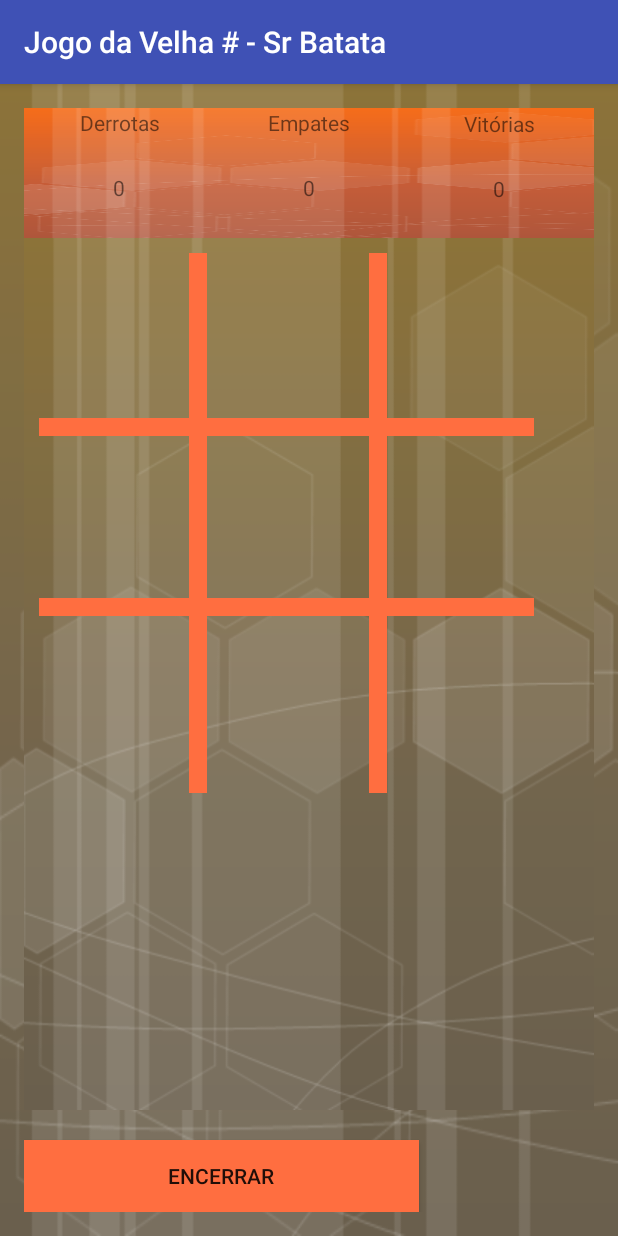
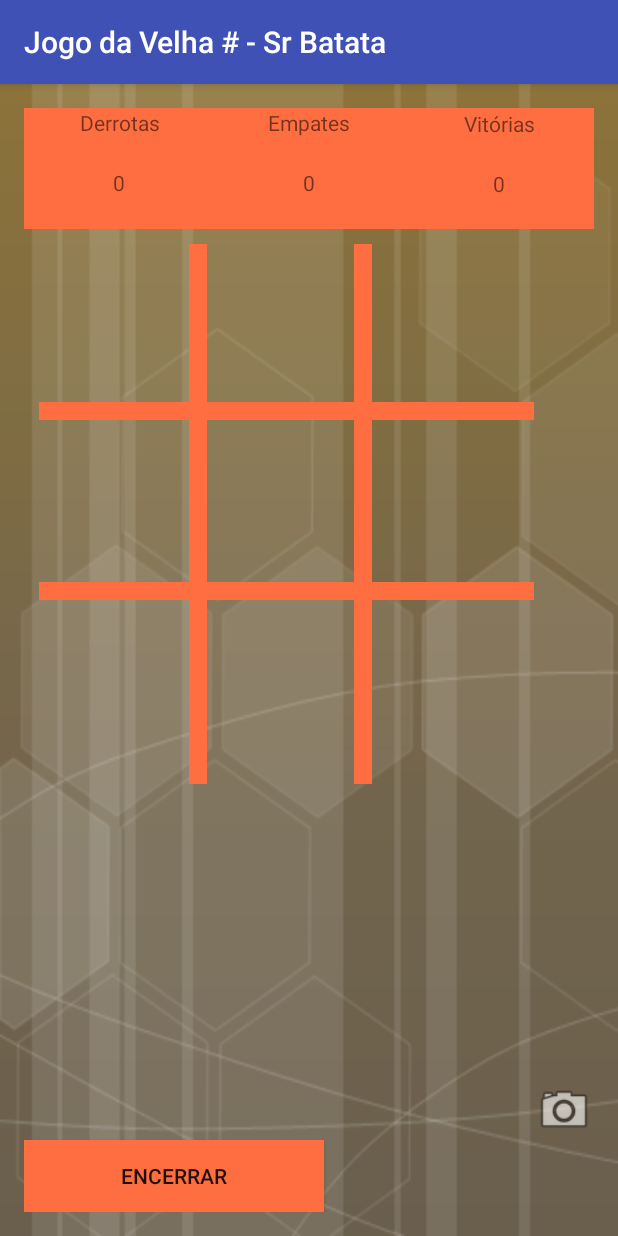
Before and after one commit to WilianFaconi37/JogoVelhaFinal, an Android app: the JogoVelha screen opened directly, with no data from a screen before it, on a phone screen of 412 x 824 dp. Run offline under Robolectric (Android 15) with nearby library versions, the phone set to English and light mode, and no system bars; libraries missing offline, so code that uses them is left out: com.facebook, com.facebook.internal.

Commit message:
Ajustes de Imagens e Layouts Trava na tela para ficar na vertical API Camera

```diff
--- a/app/build.gradle
+++ b/app/build.gradle
@@ -1,7 +1,7 @@
 apply plugin: 'com.android.application'
 
 android {
-    compileSdkVersion 24
+    compileSdkVersion 23
     buildToolsVersion "24.0.2"
     defaultConfig {
         applicationId "com.example.wilian.jogovelha"
@@ -20,13 +20,12 @@ android {
 }
 
 dependencies {
-    compile fileTree(dir: 'libs', include: ['*.jar'])
+    compile fileTree(include: ['*.jar'], dir: 'libs')
     androidTestCompile('com.android.support.test.espresso:espresso-core:2.2.2', {
         exclude group: 'com.android.support', module: 'support-annotations'
     })
     compile 'com.android.support:appcompat-v7:24.2.1'
     testCompile 'junit:junit:4.12'
     compile 'com.android.support.constraint:constraint-layout:1.0.0-alpha8'
-
     compile 'com.facebook.android:facebook-android-sdk:[4,5)'
 }
--- a/app/src/main/res/layout/activity_jogo_velha.xml
+++ b/app/src/main/res/layout/activity_jogo_velha.xml
@@ -25,7 +25,8 @@
             android:orientation="vertical"
             android:layout_width="match_parent"
             android:layout_height="match_parent"
-            android:layout_weight="0.19">
+            android:layout_weight="0.19"
+            android:background="#FF6E40">
 
             <TextView
                 android:text="Derrotas"
@@ -47,14 +48,16 @@
             android:orientation="vertical"
             android:layout_width="match_parent"
             android:layout_height="match_parent"
-            android:layout_weight="0.19">
+            android:layout_weight="0.19"
+            android:background="#FF6E40">
 
             <TextView
                 android:text="Empates"
                 android:layout_width="match_parent"
                 android:layout_height="wrap_content"
                 android:id="@+id/labelEmpates"
-                android:gravity="center" />
+                android:gravity="center"
+                />
 
             <TextView
                 android:text="0"
@@ -69,7 +72,8 @@
             android:orientation="vertical"
             android:layout_width="match_parent"
             android:layout_height="match_parent"
-            android:layout_weight="0.19">
+            android:layout_weight="0.19"
+            android:background="#FF6E40">
 
             <TextView
                 android:text="Vitórias"
@@ -95,12 +99,20 @@
         android:layout_height="90dp"
         android:layout_weight="2.71"
         android:layout_marginBottom="20dp"
-        android:background="@drawable/fundojogo">
+        android:layout_marginRight="0dp">
+
+        <View
+            android:layout_marginTop="10sp"
+            android:layout_width="360dp"
+            android:layout_height="330dp"
+            android:layout_weight="2.71"
+            android:layout_marginBottom="20dp"
+            android:id="@+id/viewImage" />
 
         <View
             android:layout_width="330dp"
             android:layout_height="12dp"
-            android:layout_marginTop="120sp"
+            android:layout_marginTop="115sp"
             android:layout_marginLeft="10sp"
             android:background="#FF6E40" />
 
@@ -108,7 +120,7 @@
         <View
             android:layout_width="330dp"
             android:layout_height="12dp"
-            android:layout_marginTop="240sp"
+            android:layout_marginTop="235sp"
             android:layout_marginLeft="10sp"
             android:background="#FF6E40" />
 
@@ -116,7 +128,7 @@
             android:layout_width="12dp"
             android:layout_height="360dp"
             android:layout_marginTop="10dp"
-            android:layout_marginLeft="230dp"
+            android:layout_marginLeft="220dp"
             android:background="#FF6E40"
             android:id="@+id/view" />
 
@@ -130,70 +142,56 @@
         <TextView
             android:text=""
             android:id="@+id/a1"
-            android:layout_marginTop="10dp"
+            android:layout_marginTop="30dp"
             android:layout_marginLeft="10dp"
             android:layout_marginRight="10dp"
             android:layout_weight="0.80"
             android:onClick="atualizarBotao"
             android:tag="1"
             android:clickable="true"
-            android:layout_width="90dp"
-            android:layout_height="90dp"
+            android:layout_width="75dp"
+            android:layout_height="75dp"
             android:layout_gravity="top|left" />
 
         <TextView
             android:text=""
             android:id="@+id/a2"
-            android:layout_marginTop="10dp"
-            android:layout_marginLeft="10dp"
+            android:layout_marginTop="30dp"
+            android:layout_marginLeft="18dp"
             android:layout_marginRight="10dp"
             android:layout_weight="0.80"
             android:onClick="atualizarBotao"
             android:tag="2"
             android:clickable="true"
-            android:layout_width="90dp"
-            android:layout_height="90dp"
+            android:layout_width="75dp"
+            android:layout_height="75dp"
             android:layout_gravity="top|center" />
 
         <TextView
             android:id="@+id/a3"
-            android:layout_marginTop="10dp"
-            android:layout_marginLeft="10dp"
+            android:layout_marginTop="30dp"
+            android:layout_marginLeft="20dp"
             android:layout_marginRight="10dp"
             android:layout_weight="0.80"
             android:clickable="true"
             android:onClick="atualizarBotao"
             android:tag="3"
-            android:layout_width="90dp"
-            android:layout_height="90dp"
+            android:layout_width="75dp"
+            android:layout_height="75dp"
             android:layout_gravity="top|right" />
 
         <TextView
             android:text=""
-            android:id="@+id/b2"
-
-            android:layout_marginLeft="10dp"
-            android:layout_marginRight="10dp"
-            android:layout_weight="0.80"
-            android:clickable="true"
-            android:onClick="atualizarBotao"
-            android:tag="5"
-            android:layout_width="90dp"
-            android:layout_height="90dp"
-            android:layout_gravity="center" />
-
-        <TextView
-            android:text=""
             android:id="@+id/b3"
-
+            android:layout_marginTop="15dp"
             android:layout_marginLeft="10dp"
             android:layout_marginRight="10dp"
             android:layout_weight="0.80"
             android:clickable="true"
             android:onClick="atualizarBotao"
             android:tag="6"
-            android:layout_width="90dp"
-            android:layout_height="90dp"
+            android:layout_width="75dp"
+            android:layout_height="75dp"
             android:layout_gravity="right|center" />
 
         <TextView
@@ -206,22 +204,22 @@
             android:clickable="true"
             android:onClick="atualizarBotao"
             android:tag="8"
-            android:layout_width="90dp"
-            android:layout_height="90dp"
+            android:layout_width="75dp"
+            android:layout_height="75dp"
             android:layout_gravity="end" />
 
         <TextView
             android:text=""
             android:id="@+id/b1"
-
+            android:layout_marginTop="15dp"
             android:layout_marginLeft="10dp"
             android:layout_marginRight="10dp"
             android:layout_weight="0.80"
             android:clickable="true"
             android:onClick="atualizarBotao"
             android:tag="4"
-            android:layout_width="90dp"
-            android:layout_height="90dp"
+            android:layout_width="75dp"
+            android:layout_height="75dp"
             android:layout_gravity="left|center" />
 
         <TextView
@@ -234,8 +232,8 @@
             android:clickable="true"
             android:onClick="atualizarBotao"
             android:tag="7"
-            android:layout_width="90dp"
-            android:layout_height="90dp"
+            android:layout_width="75dp"
+            android:layout_height="75dp"
             android:layout_gravity="left|end" />
 
         <TextView
@@ -248,18 +246,42 @@
             android:clickable="true"
             android:onClick="atualizarBotao"
             android:tag="9"
-            android:layout_width="90dp"
-            android:layout_height="90dp"
+            android:layout_width="75dp"
+            android:layout_height="75dp"
             android:layout_gravity="right|end" />
+
+        <TextView
+            android:text=""
+            android:id="@+id/b2"
+            android:layout_marginTop="15dp"
+            android:layout_marginLeft="10dp"
+            android:layout_marginRight="10dp"
+            android:layout_weight="0.80"
+            android:clickable="true"
+            android:onClick="atualizarBotao"
+            android:tag="5"
+            android:layout_width="75dp"
+            android:layout_height="75dp"
+            android:layout_gravity="center" />
+
 
     </FrameLayout>
 
+
+    <ImageView
+        android:id="@+id/ivImage"
+        android:layout_width="40dp"
+        android:layout_height="40dp"
+        android:layout_gravity="right|end"
+        android:background="@android:drawable/ic_menu_camera" />
+
     <Button
         android:text="Encerrar"
-        android:layout_width="263dp"
+        android:layout_width="200dp"
         android:layout_height="wrap_content"
         android:id="@+id/btnEncerrar"
         android:onClick="goShareResultGame"
         android:background="#FF6E40"/>
 
+
 </LinearLayout>
--- a/app/src/main/res/values/strings.xml
+++ b/app/src/main/res/values/strings.xml
@@ -8,4 +8,6 @@
     <string name="logout">Sair !</string>
 
     <string name="facebook_app_id">695219917298699</string>
+
+
 </resources>
```
Also changed, not shown: app/src/main/AndroidManifest.xml (+22 -4 lines), app/src/main/java/com/example/wilian/jogovelha/JogoVelha.java (+144 -3 lines), app/src/main/java/com/example/wilian/jogovelha/MainActivity.java (+22 -0 lines), app/src/main/java/com/example/wilian/jogovelha/ResultActivity.java (+8 -3 lines), app/src/main/java/com/example/wilian/jogovelha/Seguranca.java (added, +50 -0 lines), app/src/main/res/layout/activity_result.xml (+90 -13 lines), app/src/main/res/drawable/srabatata.png (added), app/src/main/res/drawable/srbatata.png (added), app/src/main/res/layout/activity_main.xml (line endings or trailing spaces).
